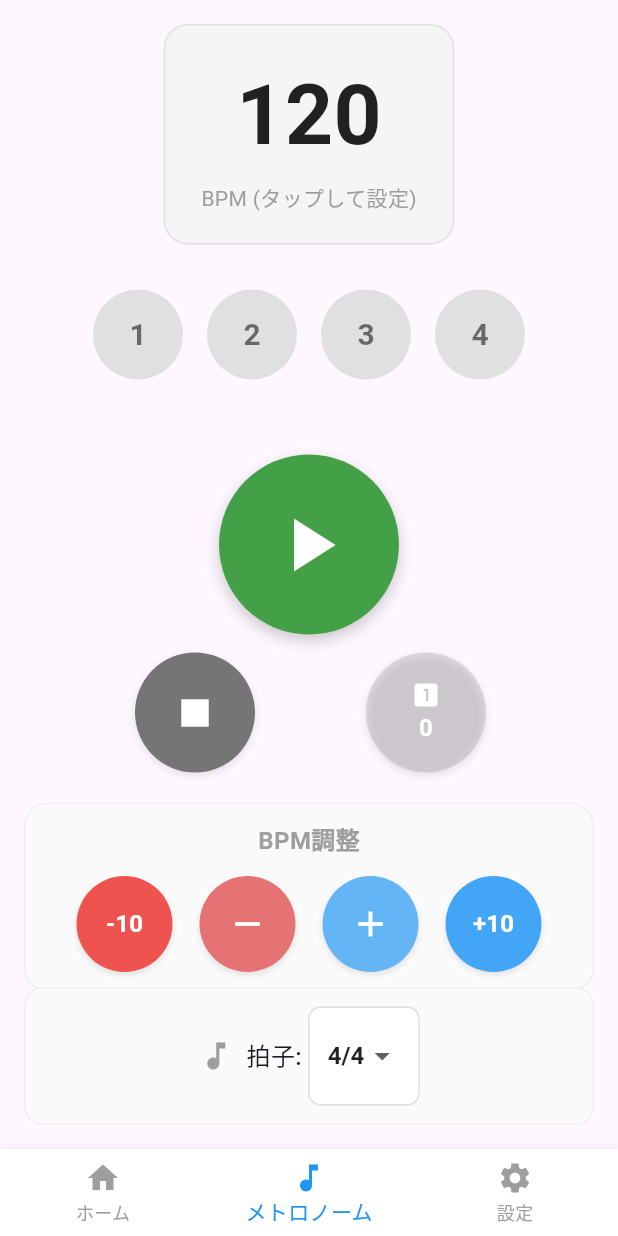
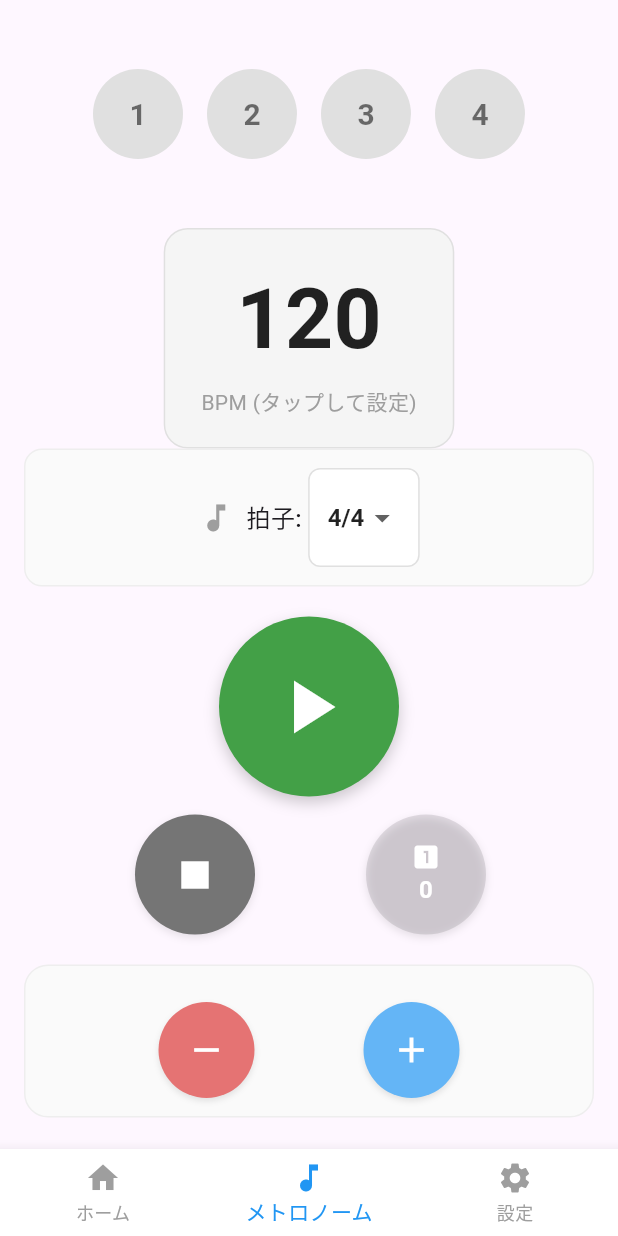
Before and after one commit to yuto90/chord_book, a Flutter app: the screen it shows after launch, item 2 of the bottom bar chosen, on a phone screen of 412 x 824 dp. Run offline on Flutter 3.47's test engine with Material 3 defaults, Android fonts, the phone set to English and light mode, and no system bars; our stand-ins replace flutter_riverpod, freezed_annotation; missing offline and left inert: metronome.

Commit message:
fix: 拍子カウントを最上部へ

```diff
--- a/lib/views/screens/metronome/metronome_screen.dart
+++ b/lib/views/screens/metronome/metronome_screen.dart
@@ -17,13 +17,18 @@ class MetronomeScreen extends ConsumerWidget {
           padding: const EdgeInsets.all(16.0),
           child: Column(
             children: [
+              // 拍子カウント（ビート可視化）を最上部に移動
+              _buildBeatVisualization(metronomeData),
+              const SizedBox(height: 16),
               _buildHeader(context, metronomeData, metronomeNotifier),
               Expanded(
                 child: Center(
                   child: Column(
                     mainAxisAlignment: MainAxisAlignment.center,
                     children: [
-                      _buildBeatVisualization(metronomeData),
+                      // 上部へ移動したためここから削除
+                      // const SizedBox(height: 20), // 不要になった余白も削除
+                      _buildBottomControls(metronomeData, metronomeNotifier),
                       const SizedBox(height: 20),
                       _buildCenteredPlayButton(
                           metronomeData, metronomeNotifier),
@@ -31,11 +36,11 @@ class MetronomeScreen extends ConsumerWidget {
                       _buildSecondaryControls(metronomeData, metronomeNotifier),
                       const SizedBox(height: 20),
                       _buildBpmControls(metronomeData, metronomeNotifier),
+                      const SizedBox(height: 20),
                     ],
                   ),
                 ),
               ),
-              _buildBottomControls(metronomeData, metronomeNotifier),
             ],
           ),
         ),
@@ -119,7 +124,7 @@ class MetronomeScreen extends ConsumerWidget {
   }
 
   Widget _buildNormalBeatVisualization(metronomeData) {
-    return Container(
+    return SizedBox(
       height: 120,
       child: Row(
         mainAxisAlignment: MainAxisAlignment.center,
@@ -266,23 +271,10 @@ class MetronomeScreen extends ConsumerWidget {
       ),
       child: Column(
         children: [
-          const Text(
-            'BPM調整',
-            style: TextStyle(
-              fontSize: 16,
-              fontWeight: FontWeight.w600,
-              color: Colors.grey,
-            ),
-          ),
           const SizedBox(height: 12),
           Row(
             mainAxisAlignment: MainAxisAlignment.spaceEvenly,
             children: [
-              _buildBpmButton(
-                label: '-10',
-                onPressed: () => metronomeNotifier.adjustBpm(-10),
-                color: Colors.red[400]!,
-              ),
               _buildBpmButton(
                 icon: Icons.remove,
                 onPressed: () => metronomeNotifier.adjustBpm(-1),
@@ -292,11 +284,6 @@ class MetronomeScreen extends ConsumerWidget {
                 icon: Icons.add,
                 onPressed: () => metronomeNotifier.adjustBpm(1),
                 color: Colors.blue[300]!,
-              ),
-              _buildBpmButton(
-                label: '+10',
-                onPressed: () => metronomeNotifier.adjustBpm(10),
-                color: Colors.blue[400]!,
               ),
             ],
           ),
```
